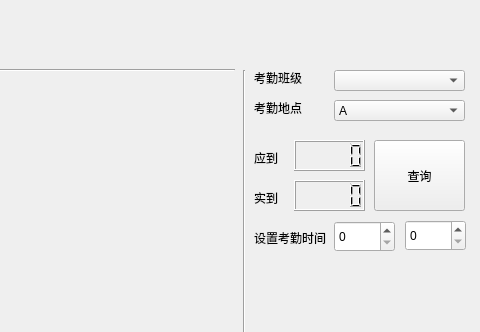
Above: ui/mainwindow.ui from lostprobe99/Face-Recognition-Class-Attendance-System before the change; both pictures show x 606 to 1086 and y 0 to 332 of the 1086 by 907 pixel window. Below: the same form after it.
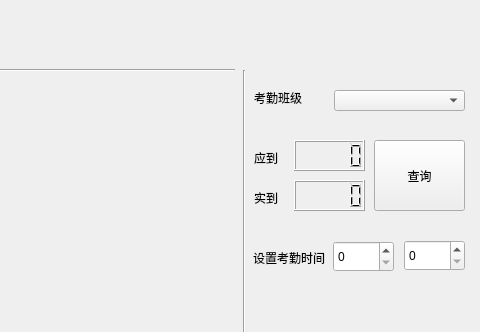
That is the form after the change.

```diff
--- a/ui/mainwindow.ui
+++ b/ui/mainwindow.ui
@@ -50,19 +50,6 @@
      </rect>
     </property>
    </widget>
-   <widget class="QLabel" name="label_location">
-    <property name="geometry">
-     <rect>
-      <x>860</x>
-      <y>100</y>
-      <width>61</width>
-      <height>16</height>
-     </rect>
-    </property>
-    <property name="text">
-     <string>考勤地点</string>
-    </property>
-   </widget>
    <widget class="Line" name="line_1">
     <property name="geometry">
      <rect>
@@ -165,8 +152,8 @@
     <property name="geometry">
      <rect>
       <x>860</x>
-      <y>70</y>
-      <width>51</width>
+      <y>90</y>
+      <width>61</width>
       <height>16</height>
      </rect>
     </property>
@@ -177,8 +164,8 @@
    <widget class="QSpinBox" name="spinBox_time_hour">
     <property name="geometry">
      <rect>
-      <x>940</x>
-      <y>221</y>
+      <x>939</x>
+      <y>241</y>
       <width>61</width>
       <height>31</height>
      </rect>
@@ -297,8 +284,8 @@
    <widget class="QLabel" name="label_location_2">
     <property name="geometry">
      <rect>
-      <x>860</x>
-      <y>230</y>
+      <x>859</x>
+      <y>250</y>
       <width>81</width>
       <height>16</height>
      </rect>
@@ -337,7 +324,7 @@
     <property name="geometry">
      <rect>
       <x>940</x>
-      <y>70</y>
+      <y>90</y>
       <width>131</width>
       <height>21</height>
      </rect>
@@ -398,48 +385,13 @@
    <widget class="QSpinBox" name="spinBox_time_minute">
     <property name="geometry">
      <rect>
-      <x>1011</x>
-      <y>220</y>
+      <x>1010</x>
+      <y>240</y>
       <width>61</width>
       <height>31</height>
      </rect>
     </property>
    </widget>
-   <widget class="QComboBox" name="comboBox_location">
-    <property name="geometry">
-     <rect>
-      <x>940</x>
-      <y>100</y>
-      <width>131</width>
-      <height>21</height>
-     </rect>
-    </property>
-    <item>
-     <property name="text">
-      <string>A</string>
-     </property>
-    </item>
-    <item>
-     <property name="text">
-      <string>B</string>
-     </property>
-    </item>
-    <item>
-     <property name="text">
-      <string>C</string>
-     </property>
-    </item>
-    <item>
-     <property name="text">
-      <string>D</string>
-     </property>
-    </item>
-    <item>
-     <property name="text">
-      <string>E</string>
-     </property>
-    </item>
-   </widget>
   </widget>
   <action name="actionAbout">
    <property name="text">
```
